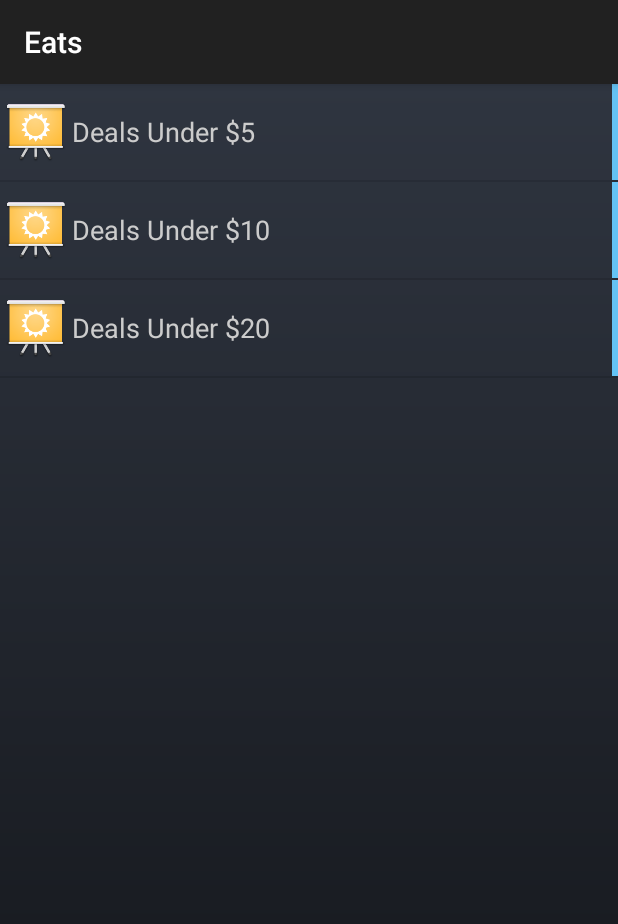
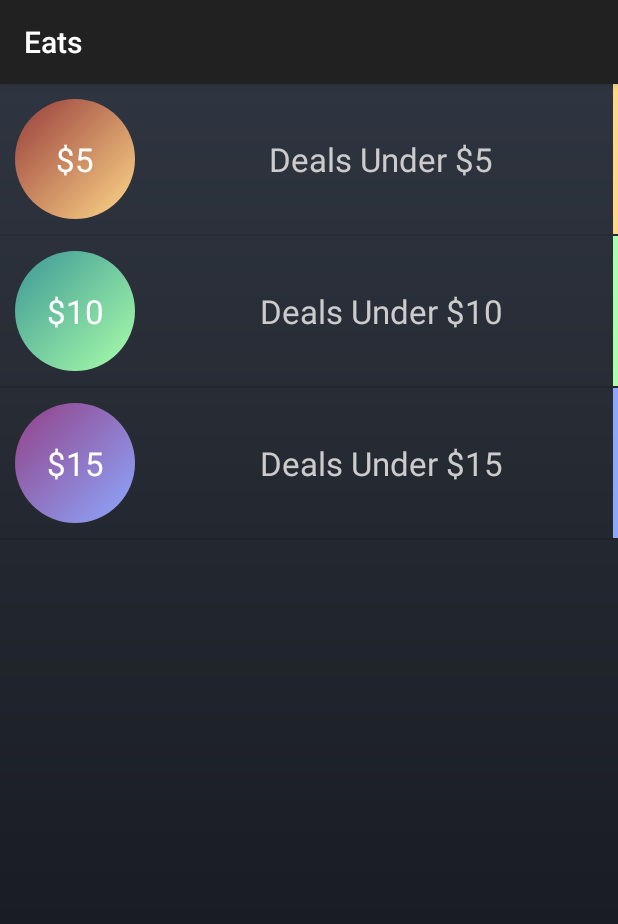
Before and after one commit to SDupZ/Eats, an Android app: the screen it shows after launch (MainActivity), on a phone screen of 412 x 824 dp. Shown: the top 924 px of the screen. Run offline under Robolectric (Android 15) with nearby library versions, the phone set to English and light mode, and no system bars; 1 statement that could not run was skipped.

Commit message:
First Activitiy Assthetics pretty much done aside from action bar

```diff
--- /dev/null
+++ b/app/src/main/java/com/sdp/apps/eats/CustomMainViewAdapter.java
@@ -0,0 +1,74 @@
+package com.sdp.apps.eats;
+
+import android.content.Context;
+import android.content.res.Resources;
+import android.view.LayoutInflater;
+import android.view.View;
+import android.view.ViewGroup;
+import android.widget.ArrayAdapter;
+import android.widget.ImageView;
+import android.widget.TextView;
+
+import java.util.List;
+
+/**
+ * Created by Simon on 12/01/2015.
+ */
+public class CustomMainViewAdapter extends ArrayAdapter<String> {
+    private static final String mainMenuString = "Deals Under $";
+
+    public CustomMainViewAdapter(Context context, List<String> deals) {
+        super(context, 0, deals);
+    }
+
+    @Override
+    public View getView(int position, View convertView, ViewGroup parent) {
+        // Get the data item for this position
+        String cost = getItem(position);
+
+        // Check if an existing view is being reused, otherwise inflate the view
+        if (convertView == null) {
+            convertView = LayoutInflater.from(getContext()).inflate(R.layout.list_item_main, parent, false);
+        }
+
+        TextView mainImage       = (TextView) convertView.findViewById(R.id.listview_main_textimage);
+        TextView mainText      = (TextView) convertView.findViewById(R.id.listview_main_text);
+        ImageView mainRectangle = (ImageView) convertView.findViewById(R.id.listview_main_color_tag_rect);
+
+        // Populate the data into the template view using the data object
+        mainText.setText(mainMenuString + cost);
+        mainImage.setText("$" + cost);
+        mainImage.setBackground(convertView.getResources().getDrawable(getIconForMainMenu(cost)));
+        //getColorForMainMenu(cost)
+        mainRectangle.setBackgroundColor(convertView.getResources().getColor(getColorForMainMenu(cost)));
+        // Return the completed view to render on screen
+        return convertView;
+    }
+
+    private int getIconForMainMenu(String cost){
+        switch (cost){
+            case "5":
+                return R.drawable.circle_5;
+            case "10":
+                return R.drawable.circle_10;
+            case "15":
+                return R.drawable.circle_15;
+            default:
+                return R.drawable.circle_5;
+        }
+    }
+
+    private int getColorForMainMenu(String cost){
+        switch (cost){
+            case "5":
+                return R.color.color_5;
+            case "10":
+                return R.color.color_10;
+            case "15":
+                return R.color.color_15;
+            default:
+                return R.color.white;
+        }
+    }
+
+}
--- a/app/src/main/java/com/sdp/apps/eats/MainFragment.java
+++ b/app/src/main/java/com/sdp/apps/eats/MainFragment.java
@@ -38,18 +38,16 @@ public class MainFragment extends Fragment  {
 
         final int[] dealNumbers ={5,10,20};
         String[] dealItems= {
-                "Deals Under $5",
-                "Deals Under $10",
-                "Deals Under $20",
+                "5",
+                "10",
+                "15",
         };
 
         List<String> currentDeals = new ArrayList<String>(Arrays.asList(dealItems));
 
-        ArrayAdapter<String> menuAdapter =
-            new ArrayAdapter<String>(
+        CustomMainViewAdapter menuAdapter =
+            new CustomMainViewAdapter(
                     getActivity(),
-                    R.layout.list_item_main,
-                    R.id.listview_main_text,
                     currentDeals);
 
         View rootView = inflater.inflate(R.layout.fragment_main, container, false);
--- /dev/null
+++ b/app/src/main/res/drawable/circle_10.xml
@@ -0,0 +1,8 @@
+<?xml version="1.0" encoding="utf-8"?>
+<shape xmlns:android="http://schemas.android.com/apk/res/android"
+    android:shape="oval">
+    <gradient
+        android:startColor="#ffaaffaa"
+        android:endColor="#804ffff3"
+        android:angle="135"/>
+</shape>
--- /dev/null
+++ b/app/src/main/res/drawable/circle_15.xml
@@ -0,0 +1,8 @@
+<?xml version="1.0" encoding="utf-8"?>
+<shape xmlns:android="http://schemas.android.com/apk/res/android"
+    android:shape="oval">
+    <gradient
+        android:startColor="#ff8da9ff"
+        android:endColor="#80ff55d8"
+        android:angle="135"/>
+</shape>
--- /dev/null
+++ b/app/src/main/res/drawable/circle_5.xml
@@ -0,0 +1,8 @@
+<?xml version="1.0" encoding="utf-8"?>
+<shape xmlns:android="http://schemas.android.com/apk/res/android"
+    android:shape="oval">
+    <gradient
+        android:startColor="#ffffd989"
+        android:endColor="#80ff4538"
+        android:angle="135"/>
+</shape>
--- a/app/src/main/res/layout/fragment_list_deals.xml
+++ b/app/src/main/res/layout/fragment_list_deals.xml
@@ -9,6 +9,7 @@
     <ListView
         android:id="@+id/listview_deals"
         android:layout_width="match_parent"
-        android:layout_height="match_parent"/>
+        android:layout_height="match_parent"
+        android:scrollbars="none"/>
 
 </FrameLayout>
--- a/app/src/main/res/layout/list_item_main.xml
+++ b/app/src/main/res/layout/list_item_main.xml
@@ -7,24 +7,27 @@
     android:minHeight="?android:attr/listPreferredItemHeight"
     android:orientation="horizontal">
 
-    <ImageView
-        android:id="@+id/imageView1"
-        android:layout_width="wrap_content"
-        android:layout_height="wrap_content"
-        android:src="@drawable/ic_launcher" />
+    <TextView
+        android:id="@+id/listview_main_textimage"
+        android:layout_margin="10dp"
+        android:layout_width="80dp"
+        android:layout_height="80dp"
+        android:textAppearance="?android:attr/textAppearanceLarge"
+        android:textColor="@color/white"
+        android:gravity="center"/>
 
     <TextView
         android:id="@+id/listview_main_text"
         android:layout_height="wrap_content"
         android:layout_width="0dp"
         android:layout_weight="1"
-        android:textAppearance="?android:attr/textAppearanceMedium"/>
+        android:gravity="center"
+        android:textAppearance="?android:attr/textAppearanceLarge"/>
 
     <ImageView
+        android:id="@+id/listview_main_color_tag_rect"
         android:layout_width="0dp"
         android:layout_height="match_parent"
-        android:layout_weight="0.01"
-        android:background="@color/light_blue"
-        android:id="@+id/imageView" />
+        android:layout_weight="0.01"/>
 
 </LinearLayout>
--- a/app/src/main/res/values/colors.xml
+++ b/app/src/main/res/values/colors.xml
@@ -8,4 +8,8 @@
     <color name="bgnd_color_start">#2F3540</color>
     <color name="bgnd_color_end">#111317</color>
 
+    <color name="color_5">#ffffd989</color>
+    <color name="color_10">#ffaaffaa</color>
+    <color name="color_15">#ff8da9ff</color>
+
     </resources>
```
